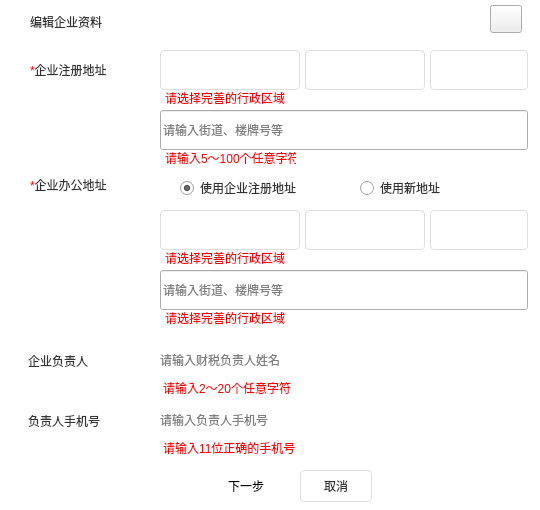
Old version of the form src/ZcloudEntCenter/EditEntInfoWidget.ui in the repository gispda/ZcloudDesk.
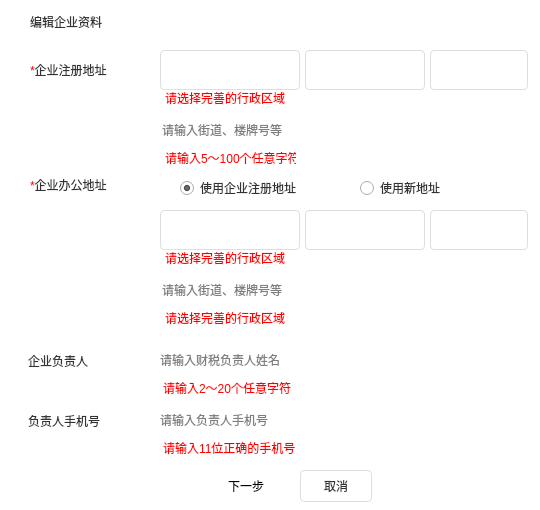
New version of the form. Icons and pictures are not drawn.

Patch:
```diff
--- a/src/ZcloudEntCenter/EditEntInfoWidget.ui
+++ b/src/ZcloudEntCenter/EditEntInfoWidget.ui
@@ -79,6 +79,10 @@
         <height>200</height>
        </size>
       </property>
+      <property name="styleSheet">
+       <string notr="true">border-radius:8px;
+background-color: rgb(255, 255, 255);</string>
+      </property>
       <widget class="QComboBox" name="comboBoxArea">
        <property name="geometry">
         <rect>
@@ -538,6 +542,10 @@
         <height>130</height>
        </size>
       </property>
+      <property name="styleSheet">
+       <string notr="true">border-radius:8px;
+background-color: rgb(255, 255, 255);</string>
+      </property>
       <widget class="QLabel" name="labelAddressOfficeError">
        <property name="geometry">
         <rect>
```
